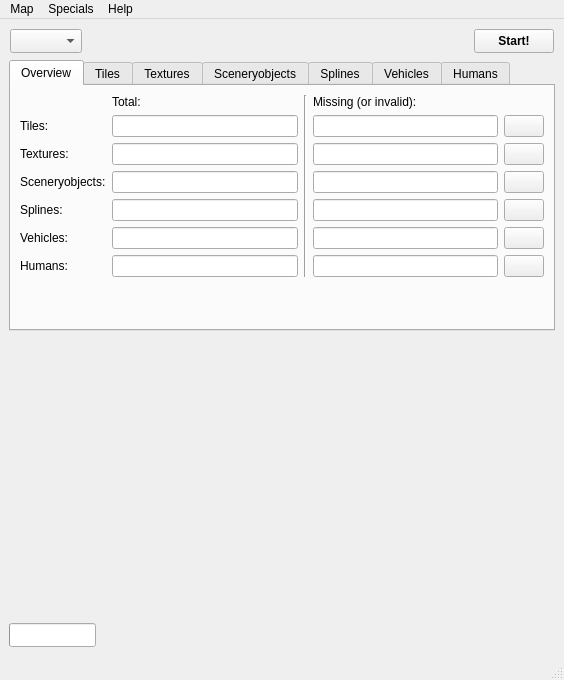
This is OTModules/wVerifyMap/wverifymap.ui in pietr26/OMSI-Tools as Qt 5 draws it before an edit. The edited form follows.
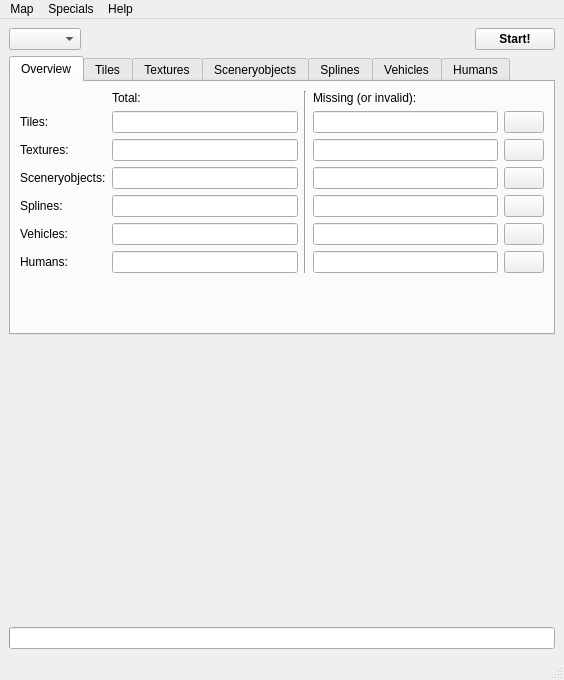
This is the edited form. Icons and pictures are not drawn.

Commit message: First layout of wMaps

The edit to the form file:
```diff
--- a/OTModules/wVerifyMap/wverifymap.ui
+++ b/OTModules/wVerifyMap/wverifymap.ui
@@ -24,15 +24,94 @@
    <enum>QTabWidget::Rounded</enum>
   </property>
   <widget class="QWidget" name="centralwidget">
+   <layout class="QVBoxLayout" name="verticalLayout">
+    <item>
+     <layout class="QHBoxLayout" name="horizontalLayout">
+      <item>
+       <widget class="QComboBox" name="cobxMapName">
+        <property name="font">
+         <font>
+          <bold>false</bold>
+         </font>
+        </property>
+        <property name="toolTip">
+         <string/>
+        </property>
+        <property name="readOnly" stdset="0">
+         <bool>true</bool>
+        </property>
+       </widget>
+      </item>
+      <item>
+       <widget class="QPushButton" name="btnReloadMaps">
+        <property name="text">
+         <string/>
+        </property>
+        <property name="icon">
+         <iconset resource="../../ressources.qrc">
+          <normaloff>:/rec/data/icons/iconRedo.svg</normaloff>:/rec/data/icons/iconRedo.svg</iconset>
+        </property>
+        <property name="flat">
+         <bool>true</bool>
+        </property>
+       </widget>
+      </item>
+      <item>
+       <widget class="QPushButton" name="btnVerificationPreferences">
+        <property name="text">
+         <string/>
+        </property>
+        <property name="icon">
+         <iconset resource="../../ressources.qrc">
+          <normaloff>:/rec/data/icons/iconPreferences.svg</normaloff>:/rec/data/icons/iconPreferences.svg</iconset>
+        </property>
+        <property name="flat">
+         <bool>true</bool>
+        </property>
+       </widget>
+      </item>
+      <item>
+       <spacer name="horizontalSpacer">
+        <property name="orientation">
+         <enum>Qt::Horizontal</enum>
+        </property>
+        <property name="sizeHint" stdset="0">
+         <size>
+          <width>40</width>
+          <height>20</height>
+         </size>
+        </property>
+       </spacer>
+      </item>
+      <item>
+       <widget class="QPushButton" name="btnStartVerifying">
+        <property name="enabled">
+         <bool>true</bool>
+        </property>
+        <property name="font">
+         <font>
+          <bold>true</bold>
+         </font>
+        </property>
+        <property name="toolTip">
+         <string/>
+        </property>
+        <property name="whatsThis">
+         <string/>
+        </property>
+        <property name="text">
+         <string>Start!</string>
+        </property>
+        <property name="icon">
+         <iconset resource="../../ressources.qrc">
+          <normaloff>:/rec/data/icons/iconSearch.svg</normaloff>:/rec/data/icons/iconSearch.svg</iconset>
+        </property>
+       </widget>
+      </item>
+     </layout>
+    </item>
+    <item>
    <widget class="QTabWidget" name="twgVerfying">
-    <property name="geometry">
-     <rect>
-      <x>9</x>
-      <y>41</y>
-      <width>546</width>
-      <height>271</height>
-     </rect>
-    </property>
     <property name="sizePolicy">
      <sizepolicy hsizetype="Minimum" vsizetype="Expanding">
       <horstretch>0</horstretch>
@@ -934,15 +1013,9 @@
      </layout>
     </widget>
    </widget>
+    </item>
+    <item>
    <widget class="QLabel" name="lblPicture">
-    <property name="geometry">
-     <rect>
-      <x>9</x>
-      <y>318</y>
-      <width>16</width>
-      <height>280</height>
-     </rect>
-    </property>
     <property name="minimumSize">
      <size>
       <width>0</width>
@@ -974,15 +1047,9 @@
      <set>Qt::AlignCenter</set>
     </property>
    </widget>
+    </item>
+    <item>
    <widget class="QProgressBar" name="pgbProgress">
-    <property name="geometry">
-     <rect>
-      <x>9</x>
-      <y>604</y>
-      <width>87</width>
-      <height>24</height>
-     </rect>
-    </property>
     <property name="sizePolicy">
      <sizepolicy hsizetype="Minimum" vsizetype="Fixed">
       <horstretch>0</horstretch>
@@ -1005,98 +1072,8 @@
      <string notr="true">%p%</string>
     </property>
    </widget>
-   <widget class="QPushButton" name="btnStartVerifying">
-    <property name="enabled">
-     <bool>true</bool>
-    </property>
-    <property name="geometry">
-     <rect>
-      <x>474</x>
-      <y>10</y>
-      <width>80</width>
-      <height>24</height>
-     </rect>
-    </property>
-    <property name="font">
-     <font>
-      <bold>true</bold>
-     </font>
-    </property>
-    <property name="toolTip">
-     <string/>
-    </property>
-    <property name="whatsThis">
-     <string/>
-    </property>
-    <property name="text">
-     <string>Start!</string>
-    </property>
-    <property name="icon">
-     <iconset resource="../../ressources.qrc">
-      <normaloff>:/rec/data/icons/iconSearch.svg</normaloff>:/rec/data/icons/iconSearch.svg</iconset>
-    </property>
-   </widget>
-   <widget class="QComboBox" name="cobxMapName">
-    <property name="geometry">
-     <rect>
-      <x>10</x>
-      <y>10</y>
-      <width>72</width>
-      <height>24</height>
-     </rect>
-    </property>
-    <property name="font">
-     <font>
-      <bold>false</bold>
-     </font>
-    </property>
-    <property name="toolTip">
-     <string/>
-    </property>
-    <property name="readOnly" stdset="0">
-     <bool>true</bool>
-    </property>
-   </widget>
-   <widget class="QPushButton" name="btnVerificationPreferences">
-    <property name="geometry">
-     <rect>
-      <x>122</x>
-      <y>10</y>
-      <width>28</width>
-      <height>24</height>
-     </rect>
-    </property>
-    <property name="text">
-     <string/>
-    </property>
-    <property name="icon">
-     <iconset resource="../../ressources.qrc">
-      <normaloff>:/rec/data/icons/iconPreferences.svg</normaloff>:/rec/data/icons/iconPreferences.svg</iconset>
-    </property>
-    <property name="flat">
-     <bool>true</bool>
-    </property>
-   </widget>
-   <widget class="QPushButton" name="btnReloadMaps">
-    <property name="geometry">
-     <rect>
-      <x>88</x>
-      <y>10</y>
-      <width>28</width>
-      <height>24</height>
-     </rect>
-    </property>
-    <property name="text">
-     <string/>
-    </property>
-    <property name="icon">
-     <iconset resource="../../ressources.qrc">
-      <normaloff>:/rec/data/icons/iconRedo.svg</normaloff>:/rec/data/icons/iconRedo.svg</iconset>
-    </property>
-    <property name="flat">
-     <bool>true</bool>
-    </property>
-   </widget>
+    </item>
+   </layout>
   </widget>
   <widget class="QMenuBar" name="menubar">
    <property name="geometry">
```
Lines whose indentation alone changed are shown as unchanged. The commit also changes 11 other files.
